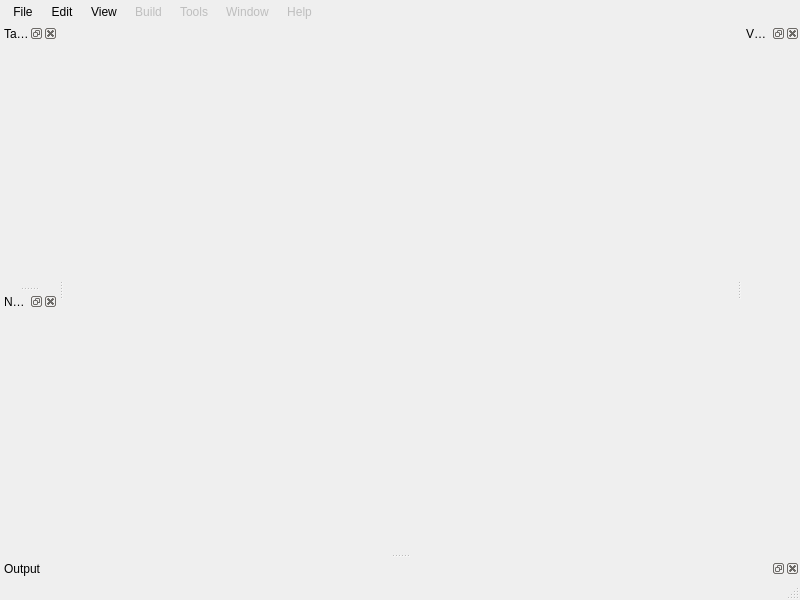
First picture: the form in mainwindow.ui, repository Mushkrem/vbbas, before the edit.
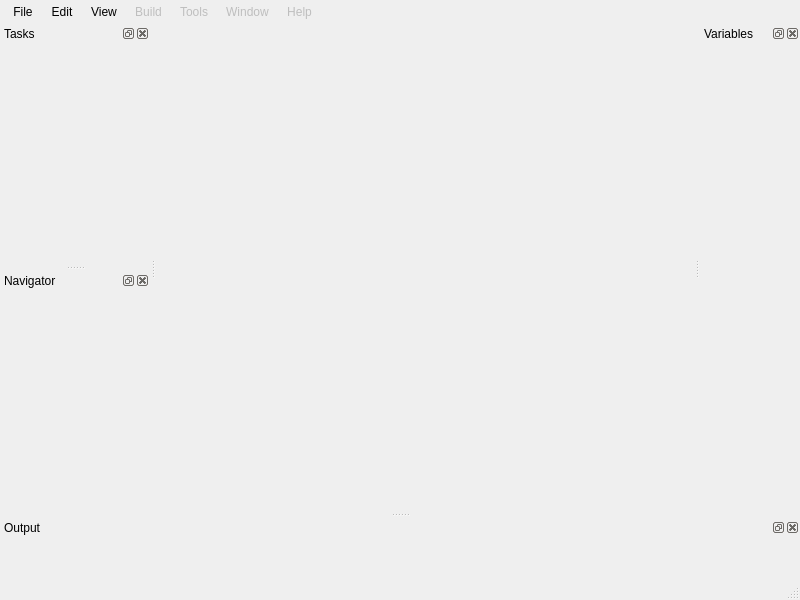
Second picture: the form after the edit. Icons and pictures are not drawn.

Patch:
```diff
--- a/mainwindow.ui
+++ b/mainwindow.ui
@@ -178,6 +178,18 @@
   </widget>
   <widget class="QStatusBar" name="statusbar"/>
   <widget class="QDockWidget" name="tasksWidget">
+   <property name="sizePolicy">
+    <sizepolicy hsizetype="Preferred" vsizetype="Preferred">
+     <horstretch>0</horstretch>
+     <verstretch>0</verstretch>
+    </sizepolicy>
+   </property>
+   <property name="minimumSize">
+    <size>
+     <width>150</width>
+     <height>34</height>
+    </size>
+   </property>
    <property name="allowedAreas">
     <set>Qt::DockWidgetArea::LeftDockWidgetArea|Qt::DockWidgetArea::RightDockWidgetArea</set>
    </property>
@@ -190,6 +202,12 @@
    <widget class="QWidget" name="dockWidgetContents_4"/>
   </widget>
   <widget class="QDockWidget" name="navigatorWidget">
+   <property name="minimumSize">
+    <size>
+     <width>150</width>
+     <height>34</height>
+    </size>
+   </property>
    <property name="features">
     <set>QDockWidget::DockWidgetFeature::DockWidgetClosable|QDockWidget::DockWidgetFeature::DockWidgetFloatable|QDockWidget::DockWidgetFeature::DockWidgetMovable</set>
    </property>
@@ -208,6 +226,12 @@
    <widget class="QWidget" name="dockWidgetContents_5"/>
   </widget>
   <widget class="QDockWidget" name="variablesWidget">
+   <property name="minimumSize">
+    <size>
+     <width>100</width>
+     <height>34</height>
+    </size>
+   </property>
    <property name="allowedAreas">
     <set>Qt::DockWidgetArea::LeftDockWidgetArea|Qt::DockWidgetArea::RightDockWidgetArea</set>
    </property>
@@ -223,6 +247,12 @@
    <widget class="QWidget" name="dockWidgetContents_6"/>
   </widget>
   <widget class="QDockWidget" name="outputWidget">
+   <property name="minimumSize">
+    <size>
+     <width>51</width>
+     <height>60</height>
+    </size>
+   </property>
    <property name="allowedAreas">
     <set>Qt::DockWidgetArea::BottomDockWidgetArea</set>
    </property>
```
Left out of the diff: 3 changed lines with no effect on the pictures.
